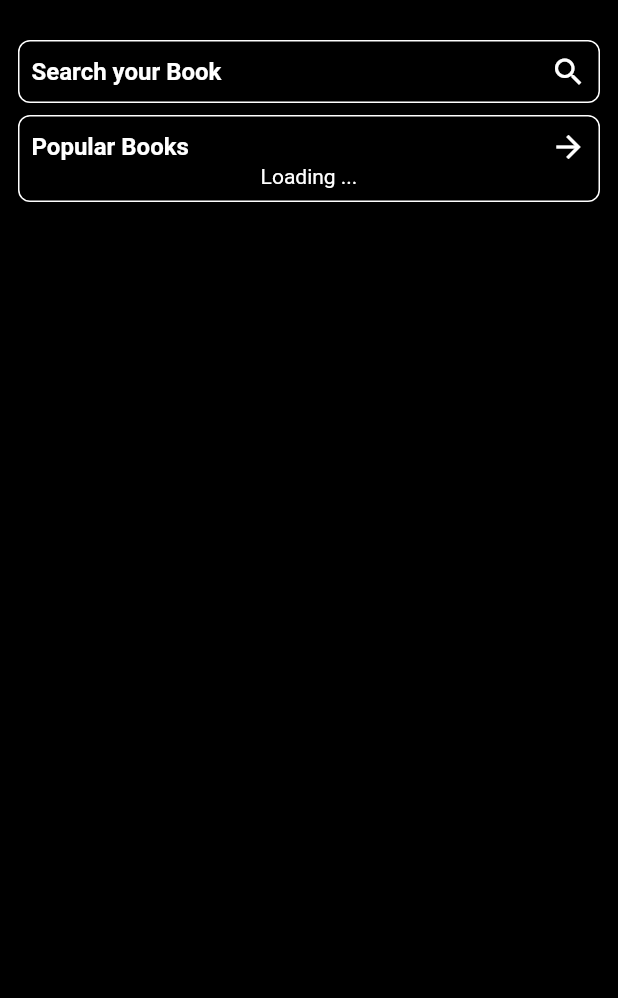
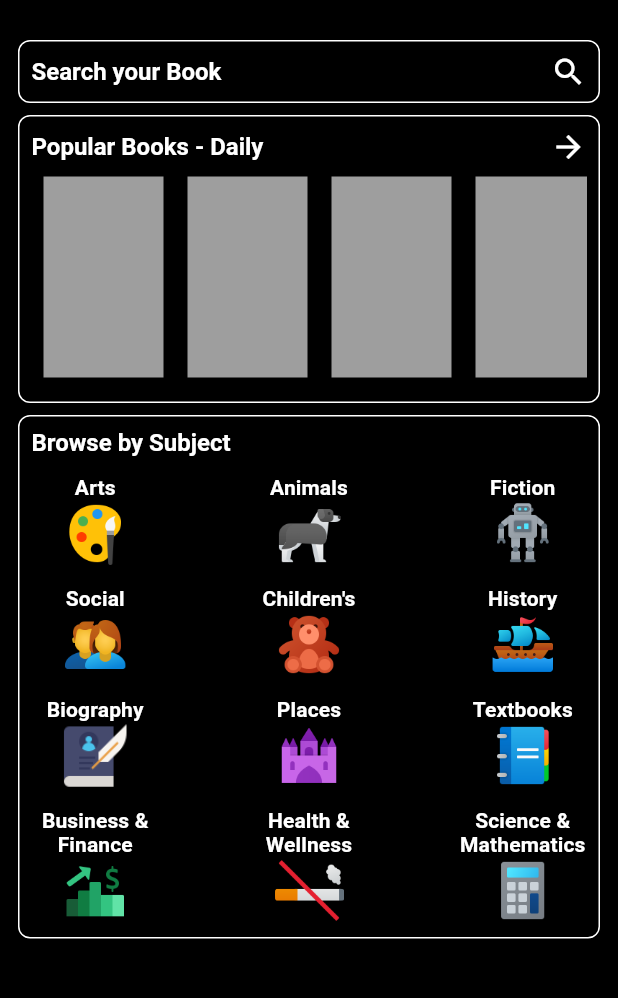
Before and after one commit to danielsidauruk/media_plex, a Flutter app: the BookHomePage screen opened by its route, on a phone screen of 412 x 824 dp, the part 62-1060 px from its top. Run offline on Flutter 3.47's test engine with Material 2 defaults, Android fonts, the phone set to English and light mode, and no system bars; our stand-ins replace cached_network_image, dartz, equatable, flutter_bloc, flutter_rating_bar, get_it and 2 more; accounts and stored records are empty; network calls fail; statements that could not run were skipped.

Commit message:
add Subject Assets and Widgets

```diff
--- a/lib/core/presentation/pages/watchlist_page.dart
+++ b/lib/core/presentation/pages/watchlist_page.dart
@@ -30,7 +30,7 @@ class WatchlistPage extends StatelessWidget {
         body: TabBarView(
           children: [
             WatchlistMoviesPage(),
-            TVSeriesWatchlisPage(),
+            // TVSeriesWatchlisPage(),
           ],
         ),
       )),
--- a/lib/core/utils/constants.dart
+++ b/lib/core/utils/constants.dart
@@ -9,3 +9,5 @@ List<String> monthNames = [
 ];
 
 String mediumImage(String isbn) => 'https://covers.openlibrary.org/b/isbn/$isbn-M.jpg';
+
+String mediumImageByCoverI(String coverI) => 'https://covers.openlibrary.org/b/id/$coverI-M.jpg';
--- a/lib/media_plex/books/presentation/pages/book_home_page.dart
+++ b/lib/media_plex/books/presentation/pages/book_home_page.dart
@@ -3,6 +3,7 @@ import 'package:flutter/material.dart';
 import 'package:flutter/rendering.dart';
 import 'package:flutter_bloc/flutter_bloc.dart';
 import 'package:media_plex/core/utils/constants.dart';
+import 'package:media_plex/media_plex/books/domain/entities/book_popular.dart';
 import 'package:media_plex/media_plex/books/presentation/bloc/popular_bloc/popular_bloc.dart';
 import 'package:media_plex/media_plex/books/presentation/pages/book_search_page.dart';
 
@@ -47,6 +48,7 @@ class _BookHomePageState extends State<BookHomePage> {
         child: Column(
           children: [
             searchTile(size, context),
+            popularTile(size, context),
             Container(
               margin: const EdgeInsets.all(4.0),
               padding: const EdgeInsets.all(8.0),
@@ -57,65 +59,83 @@ class _BookHomePageState extends State<BookHomePage> {
                 border: Border.all(color: Colors.white),
               ),
               child: Column(
+                crossAxisAlignment: CrossAxisAlignment.start,
                 children: [
+                  Text(
+                    'Browse by Subject',
+                    style: Theme.of(context)
+                        .textTheme.subtitle1
+                        ?.copyWith(fontWeight: FontWeight.bold),
+                  ),
+
+                  const SizedBox(height: 12),
+
                   Row(
                     mainAxisAlignment: MainAxisAlignment.spaceBetween,
                     children: [
-                      Text(
-                        'Popular Books',
-                        style: Theme.of(context)
-                            .textTheme.subtitle1
-                            ?.copyWith(fontWeight: FontWeight.bold),
-                      ),
-
-                      InkWell(
-                        onTap: () => Navigator.pushNamed(context, BookSearchPage.routeName),
-                        child: const Icon(Icons.arrow_forward, color: Colors.white,),
-                      ),
+                      subjectIcon(context, 'Arts', 'art_icon.png'),
+                      subjectIcon(context, 'Animals', 'animals_icon.png'),
+                      subjectIcon(context, 'Fiction', 'fiction_icon.png'),
                     ],
                   ),
 
-                  BlocBuilder<PopularBloc, PopularState>(
-                    builder: (context, state) {
-                      if (state is PopularEmpty) {
-                        return const Center();
-                      } else if (state is PopularLoading) {
-                        return const Text('Loading ...');
-                      } else if (state is PopularLoaded) {
-                        final books = state.popular.works;
-                        return SizedBox(
-                          height: 150,
-                          child: ListView.builder(
-                            scrollDirection: Axis.horizontal,
-                            // itemCount: books.length,
-                            itemCount: 6,
-                            itemBuilder: (context, index) {
-                              return Padding(
-                                padding: const EdgeInsets.all(8.0),
-                                child: CachedNetworkImage(
-                                  width: 80,
-                                  fit: BoxFit.fill,
-                                  imageUrl: 'https://covers.openlibrary.org/b/id/${books[index].coverI}-M.jpg',
-                                  placeholder: (context, url) =>
-                                  const Center(child: CircularProgressIndicator()),
-                                  errorWidget: (context, url, error) =>
-                                      Image.asset(
-                                          'assets/images/404_not_found.png',
-                                      ),
-                                ),
-                              );
-                            },
-                          ),
-                        );
-                      } else if (state is PopularError) {
-                        return Text(state.message);
-                      }
-                      return const SizedBox.shrink();
-                    },
+                  const SizedBox(height: 12),
+
+                  Row(
+                    mainAxisAlignment: MainAxisAlignment.spaceBetween,
+                    children: [
+                      subjectIcon(context, "Social", 'social_n_science_icon.png'),
+                      subjectIcon(context, "Children's", 'children_icon.png'),
+                      subjectIcon(context, 'History', 'history_icon.png'),
+                    ],
+                  ),
+
+                  const SizedBox(height: 12),
+
+                  Row(
+                    mainAxisAlignment: MainAxisAlignment.spaceBetween,
+                    children: [
+                      subjectIcon(context, 'Biography', 'biography_icon.png'),
+                      subjectIcon(context, 'Places', 'Places_icon.png'),
+                      subjectIcon(context, 'Textbooks', 'text_book_icon.png')
+                    ],
+                  ),
+
+                  const SizedBox(height: 12),
+
+                  Row(
+                    mainAxisAlignment: MainAxisAlignment.spaceBetween,
+                    children: [
+                      subjectIcon(context, 'Business & Finance', 'business_n_finance_icon.png'),
+                      subjectIcon(context, 'Health & Wellness', 'health_n_wellness_icon.png'),
+                      subjectIcon(context, 'Science &\nMathematics', 'math_icon.png'),
+                    ],
                   ),
                 ],
               ),
-            )
+            ),
+          ],
+        ),
+      ),
+    );
+  }
+
+  InkWell subjectIcon(context, String subjectName, String iconAssets) {
+    return InkWell(
+      onTap: (){},
+      child: SizedBox(
+        width: 85,
+        child: Column(
+          children: [
+            Text(
+              subjectName,
+              textAlign: TextAlign.center,
+              style: Theme.of(context)
+                  .textTheme.subtitle2
+                  ?.copyWith(fontWeight: FontWeight.bold),
+            ),
+
+            Image.asset('assets/icons/$iconAssets', width: 46,),
           ],
         ),
       ),
@@ -154,4 +174,104 @@ class _BookHomePageState extends State<BookHomePage> {
       ),
     );
   }
+
+  Container popularTile(Size size, BuildContext context) {
+    return Container(
+      margin: const EdgeInsets.all(4.0),
+      padding: const EdgeInsets.all(8.0),
+      width: size.width,
+
+      decoration: BoxDecoration(
+        borderRadius: BorderRadius.circular(8.0),
+        border: Border.all(color: Colors.white),
+      ),
+      child: Column(
+        children: [
+          Row(
+            mainAxisAlignment: MainAxisAlignment.spaceBetween,
+            children: [
+              Text(
+                'Popular Books - Daily',
+                style: Theme.of(context)
+                    .textTheme.subtitle1
+                    ?.copyWith(fontWeight: FontWeight.bold),
+              ),
+
+              InkWell(
+                onTap: () => Navigator.pushNamed(context, BookSearchPage.routeName),
+                child: const Icon(Icons.arrow_forward),
+              ),
+            ],
+          ),
+
+          BlocBuilder<PopularBloc, PopularState>(
+            builder: (context, state) {
+              if (state is PopularEmpty) {
+                return const Center();
+              } else if (state is PopularLoading) {
+                return loadingAnimation(
+                  boxHeight: 150,
+                  imageWidth: 80,
+                );
+              } else if (state is PopularLoaded) {
+                final books = state.popular.works;
+                return popularBookResult(books: books);
+              } else if (state is PopularError) {
+                return Text(state.message);
+              }
+              return const SizedBox.shrink();
+            },
+          ),
+        ],
+      ),
+    );
+  }
+
+  SizedBox popularBookResult({required List<Work> books}) {
+    return SizedBox(
+      height: 150,
+      child: ListView.builder(
+        scrollDirection: Axis.horizontal,
+        // itemCount: books.length,
+        itemCount: 6,
+        itemBuilder: (context, index) {
+          return Padding(
+            padding: const EdgeInsets.all(8.0),
+            child: CachedNetworkImage(
+              width: 80,
+              fit: BoxFit.fill,
+              imageUrl: mediumImageByCoverI('${books[index].coverI}'),
+              placeholder: (context, url) =>
+              const Center(child: CircularProgressIndicator()),
+              errorWidget: (context, url, error) =>
+                  Image.asset(
+                    'assets/images/404_not_found.png',
+                  ),
+            ),
+          );
+        },
+      ),
+    );
+  }
+
+  SizedBox loadingAnimation({required double boxHeight, required double imageWidth}) {
+    return SizedBox(
+      height: boxHeight,
+      child: ListView.builder(
+        scrollDirection: Axis.horizontal,
+        physics: const NeverScrollableScrollPhysics(),
+        itemCount: 4,
+        itemBuilder: (context, index) {
+          return Padding(
+            padding: const EdgeInsets.all(8.0),
+            child: Container(
+              width: imageWidth,
+              height: 126,
+              color: Colors.grey,
+            ),
+          );
+        },
+      ),
+    );
+  }
 }
--- a/lib/media_plex/books/presentation/pages/book_search_page.dart
+++ b/lib/media_plex/books/presentation/pages/book_search_page.dart
@@ -114,11 +114,9 @@ class BookSearchPage extends StatelessWidget {
                                               state.result.docs[index].isbn[0]),
                                           placeholder: (context, url) =>
                                           const Center(
-                                              child:
-                                              CircularProgressIndicator()),
+                                              child: CircularProgressIndicator()),
                                           errorWidget: (context, url, error) =>
-                                              Image.asset(
-                                                  'assets/images/404_not_found.png'),
+                                              Image.asset('assets/images/404_not_found.png'),
                                         ),
 
                                         const SizedBox(
--- a/pubspec.yaml
+++ b/pubspec.yaml
@@ -27,7 +27,11 @@ dependencies:
 
   rxdart: ^0.27.7
   intl: ^0.18.0
+
+  #local database
   sqflite: ^2.2.2
+
+
   google_fonts: ^3.0.1
   flutter_rating_bar: ^4.0.1
 
@@ -45,6 +49,7 @@ flutter:
 
   assets:
     - assets/images/
+    - assets/icons/
 
   fonts:
     - family: Fugaz
```
Also changed, not shown: assets/icons/Places_icon.png (added), assets/icons/animals_icon.png (added), assets/icons/art_icon.png (added), assets/icons/biography_icon.png (added), assets/icons/business_n_finance_icon.png (added), assets/icons/children_icon.png (added), assets/icons/fiction_icon.png (added), assets/icons/health_n_wellness_icon.png (added), assets/icons/history_icon.png (added), assets/icons/math_icon.png (added), assets/icons/social_n_science_icon.png (added), assets/icons/text_book_icon.png (added).
